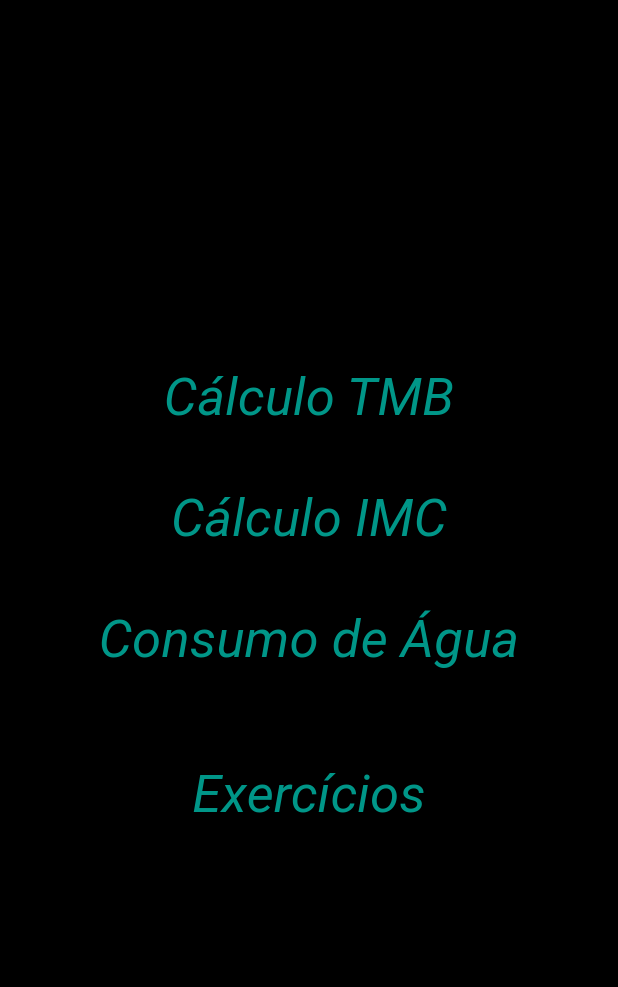
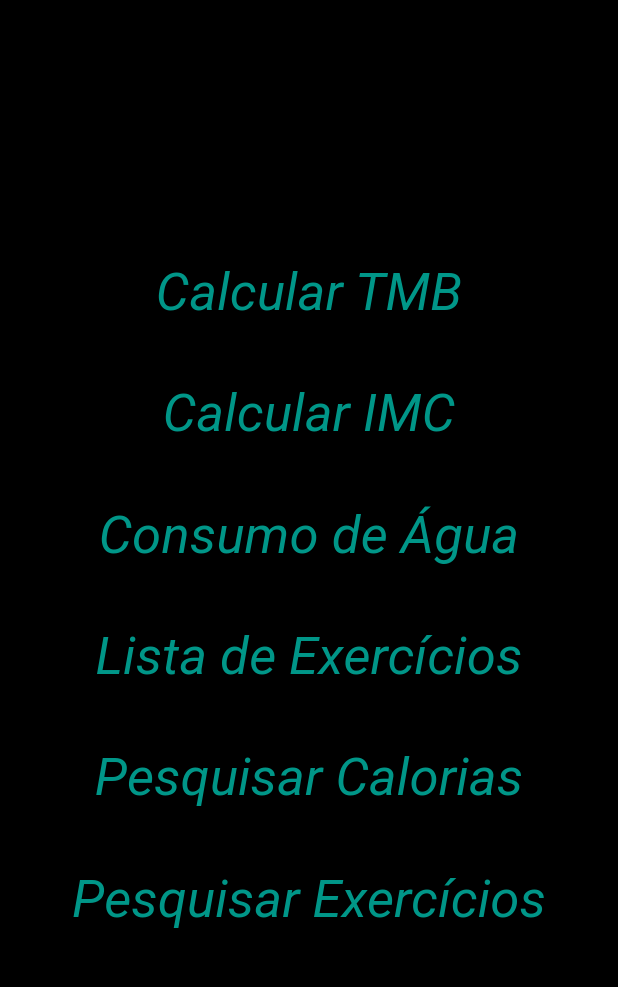
Before and after one commit to DeeFialho/trabalho-mobile, a Flutter app: the screen it shows after launch, on a phone screen of 412 x 824 dp, the part 64-1051 px from its top. Run offline on Flutter 3.47's test engine with Material 2 defaults, Android fonts, the phone set to English and light mode, and no system bars.

Commit message:
telas para buscar calorias e buscar exercícios

```diff
--- a/health_calc/lib/screens/home.dart
+++ b/health_calc/lib/screens/home.dart
@@ -4,6 +4,8 @@ import 'package:health_calc/constants/text_style.dart';
 import 'package:flutter/services.dart';
 import 'package:flutter/rendering.dart';
 import 'package:flutter/cupertino.dart';
+import 'package:health_calc/screens/buscarExercicios.dart';
+import 'package:health_calc/screens/calorias.dart';
 import 'package:health_calc/screens/tmb.dart';
 import 'exercicios.dart';
 
@@ -47,7 +49,7 @@ class _HomeState extends State<Home> {
           crossAxisAlignment: CrossAxisAlignment.center,
           children: [
             ElevatedButton(
-              child: Text('Cálculo TMB'),
+              child: Text('Calcular TMB'),
               style: ElevatedButton.styleFrom(
                 primary: Colors.transparent,
                 onPrimary: Colors.teal,
@@ -67,7 +69,7 @@ class _HomeState extends State<Home> {
               height: getScreenHeight(context) / 25,
             ),
             ElevatedButton(
-              child: Text('Cálculo IMC'),
+              child: Text('Calcular IMC'),
               style: ElevatedButton.styleFrom(
                 primary: Colors.transparent,
                 onPrimary: Colors.teal,
@@ -104,10 +106,10 @@ class _HomeState extends State<Home> {
               },
             ),
             SizedBox(
-              height: getScreenHeight(context) / 15,
+              height: getScreenHeight(context) / 25,
             ),
             ElevatedButton(
-              child: Text('Exercícios'),
+              child: Text('Lista de Exercícios'),
               style: ElevatedButton.styleFrom(
                 primary: Colors.transparent,
                 onPrimary: Colors.teal,
@@ -123,6 +125,46 @@ class _HomeState extends State<Home> {
                 );
               },
             ),
+            SizedBox(
+              height: getScreenHeight(context) / 25,
+            ),
+            ElevatedButton(
+              child: Text('Pesquisar Calorias'),
+              style: ElevatedButton.styleFrom(
+                primary: Colors.transparent,
+                onPrimary: Colors.teal,
+                textStyle: TextStyle(
+                    color: Colors.black,
+                    fontSize: 35,
+                    fontStyle: FontStyle.italic),
+              ),
+              onPressed: () {
+                Navigator.push(
+                  context,
+                  MaterialPageRoute(builder: (context) => Nutricional()),
+                );
+              },
+            ),
+            SizedBox(
+              height: getScreenHeight(context) / 25,
+            ),
+            ElevatedButton(
+              child: Text('Pesquisar Exercícios'),
+              style: ElevatedButton.styleFrom(
+                primary: Colors.transparent,
+                onPrimary: Colors.teal,
+                textStyle: TextStyle(
+                    color: Colors.black,
+                    fontSize: 35,
+                    fontStyle: FontStyle.italic),
+              ),
+              onPressed: () {
+                Navigator.push(
+                  context,
+                  MaterialPageRoute(builder: (context) => BuscarExercicios()),
+                );
+              },
+            ),
           ],
         ),
       ),
```
Also changed, not shown: health_calc/lib/screens/buscarExercicios.dart (added, +141 -0 lines), health_calc/lib/screens/calorias.dart (added, +141 -0 lines), health_calc/lib/screens/exercicios.dart (+5 -3 lines).
